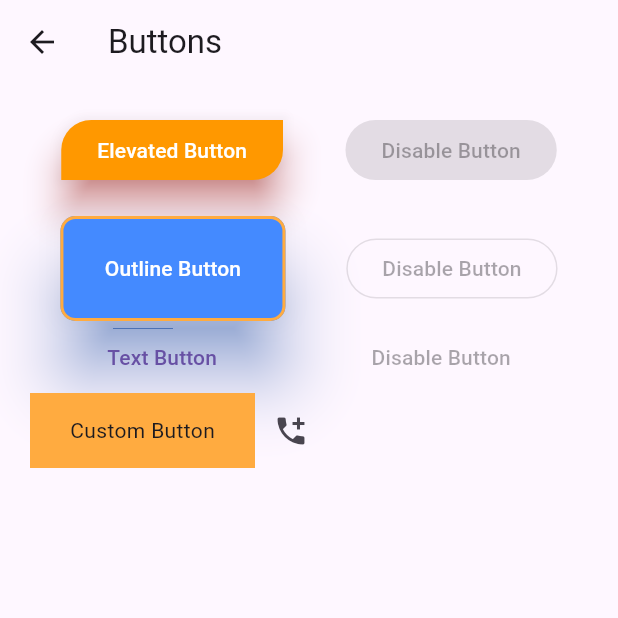
After one commit to WaiYanHtun11/flutter_learning_app, a Flutter app: the screen it shows after launch, after a tap on "Widgets", after a tap on "Buttons", on a phone screen of 412 x 824 dp, the top half of it. The commit adds this screen. Run offline on Flutter 3.47's test engine with Material 3 defaults, Android fonts, the phone set to English and light mode, and no system bars; missing offline and left inert: widget_with_codeview.

Commit message:
Button & Text Field

```diff
--- a/lib/homescreen.dart
+++ b/lib/homescreen.dart
@@ -1,7 +1,9 @@
 import 'package:flutter/material.dart';
 import 'package:flutter_learning_app/preview_screen.dart';
+import 'package:flutter_learning_app/widgets/button_demo.dart';
 import 'package:flutter_learning_app/widgets/icon_demo.dart';
 import 'package:flutter_learning_app/widgets/text_demo.dart';
+import 'package:flutter_learning_app/widgets/textfield_demo.dart';
 import 'package:flutter_learning_app/widgets/typography_demo.dart';
 class HomeScreen extends StatelessWidget {
   const HomeScreen({super.key});
@@ -36,7 +38,9 @@ class HomeScreen extends StatelessWidget {
     final List<Widget> widgets = [
       buildSubTitle('Icon',const IconDemo(),'widgets/icon_demo.dart'),
       buildSubTitle('Text', const TextDemo(),'widgets/text_demo.dart'),
-      buildSubTitle('Typography', const TypographyDemo(),'widgets/typography_demo.dart')
+      buildSubTitle('Typography', const TypographyDemo(),'widgets/typography_demo.dart'),
+      buildSubTitle('Buttons', const ButtonDemo(), 'widgets/button_demo.dart'),
+      buildSubTitle('TextField',const TextFieldDemo(), 'widgets/textfield_demo.dart')
     ];
 
     return Scaffold(
--- a/lib/main.dart
+++ b/lib/main.dart
@@ -13,7 +13,7 @@ class MyApp extends StatelessWidget {
         primarySwatch: Colors.orange,
         useMaterial3: true
       ),
-      home: HomeScreen(),
+      home: const HomeScreen(),
     );
   }
 }
--- /dev/null
+++ b/lib/widgets/button_demo.dart
@@ -0,0 +1,102 @@
+import 'package:flutter/material.dart';
+class ButtonDemo extends StatelessWidget {
+  const ButtonDemo({super.key});
+  @override
+  Widget build(BuildContext context) {
+    void showSnackBar(){
+      ScaffoldMessenger.of(context).showSnackBar(
+        const SnackBar(
+            content: Text('Button Clicked'),
+          duration: Duration(milliseconds: 1000),
+        )
+      );
+    }
+
+    return ListView(
+      padding: const EdgeInsets.all(20),
+      children: [
+        Row(
+          mainAxisAlignment: MainAxisAlignment.spaceAround,
+          children: [
+            ElevatedButton(
+                onPressed: showSnackBar,
+                style: ElevatedButton.styleFrom(
+                  backgroundColor: Colors.orange,
+                  foregroundColor: Colors.white,
+                  shadowColor: Colors.red,
+                  elevation: 10,
+                  shape: const RoundedRectangleBorder(
+                    borderRadius: BorderRadius.only(
+                        topLeft: Radius.circular(20),
+                        bottomRight: Radius.circular(20)
+                    )
+                  )
+                ),
+                child: const Text('Elevated Button')
+            ),
+            const ElevatedButton(
+                onPressed: null,
+                child: Text('Disable Button')
+            ),
+          ],
+        ),
+        const SizedBox(height: 20),
+        Row(
+          mainAxisAlignment: MainAxisAlignment.spaceAround,
+          children: [
+            OutlinedButton(
+                onPressed: ()=> showSnackBar(),
+                style: OutlinedButton.styleFrom(
+                  backgroundColor: Colors.blueAccent,
+                  foregroundColor: Colors.white,
+                  shadowColor: Colors.blueAccent,
+                  elevation: 20,
+                  minimumSize: const Size(150, 70),
+                  side: const BorderSide(
+                      color: Colors.orangeAccent,
+                      width: 2,
+                  ),
+                  shape: const RoundedRectangleBorder(
+                    borderRadius: BorderRadius.all(Radius.circular(10)),
+                  )
+                ),
+                child: const Text('Outline Button')
+            ),
+            const OutlinedButton(onPressed: null, child: Text('Disable Button')),
+          ],
+        ),
+        Row(
+          mainAxisAlignment: MainAxisAlignment.spaceAround,
+          children: [
+            TextButton(
+                onPressed: showSnackBar,
+                child: const Text('Text Button')
+            ),
+            const TextButton(
+                onPressed: null,
+                child: Text('Disable Button')
+            )
+          ],
+        ),
+        Row(
+          children: [
+            GestureDetector(
+              onTap: showSnackBar,
+              child: Container(
+                width: 150,
+                height: 50,
+                alignment: Alignment.center,
+                color: Colors.orangeAccent,
+                child: const Text('Custom Button'),
+              ),
+            ),
+            IconButton(
+                onPressed: showSnackBar,
+                icon: const Icon(Icons.add_call)
+            )
+          ],
+        ),
+      ],
+    );
+  }
+}
```
Also changed, not shown: lib/widgets/textfield_demo.dart (added, +100 -0 lines), 5 other files.
